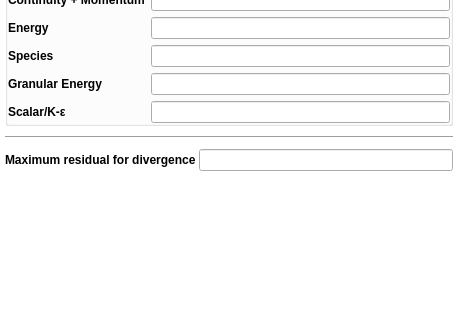
First picture: the form in mfixgui/uifiles/numerics.ui, repository truongd8593/mfix, before the edit; both pictures show x 0 to 458 and y 92 to 412 of the 458 by 1000 pixel window.
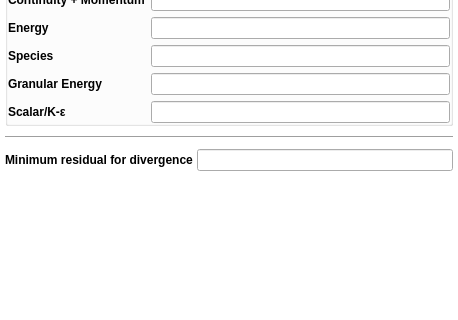
Second picture: the form after the edit. Custom widgets are drawn as their Qt base class.

Commit message: max residual -> min residual (divergence)

Diff of the .ui file:
```diff
--- a/mfixgui/uifiles/numerics.ui
+++ b/mfixgui/uifiles/numerics.ui
@@ -218,7 +218,7 @@
           </font>
          </property>
          <property name="text">
-          <string>Maximum residual for divergence </string>
+          <string>Minimum residual for divergence </string>
          </property>
         </widget>
        </item>
```
